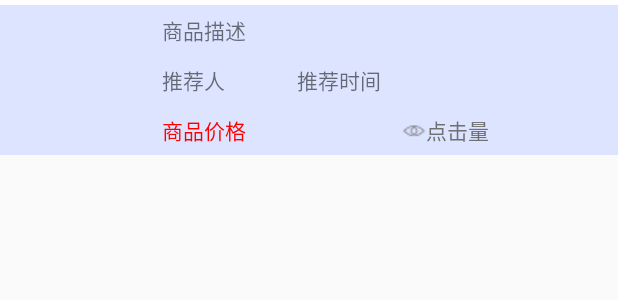
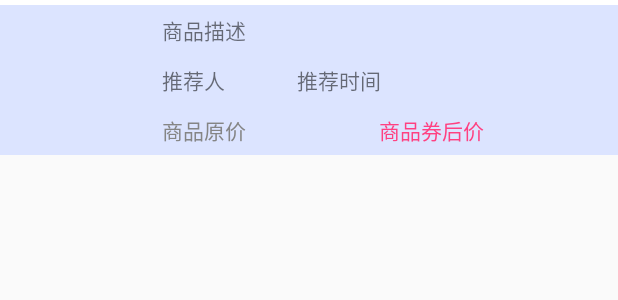
Before and after one commit to Xinglsx/Goods, an Android app: the layout item_goods.xml on its own in the app's theme, with its tools: preview values and no code run, on a phone screen of 412 x 824 dp. Shown: the top 300 px of the screen. Run offline under Robolectric (Android 15) with nearby library versions, the phone set to English and light mode, and no system bars.

Commit message:
增加在售价，修改显示

```diff
--- a/app/src/main/java/com/mingshu/goods/SettingsActivity.java
+++ b/app/src/main/java/com/mingshu/goods/SettingsActivity.java
@@ -54,7 +54,7 @@ public class SettingsActivity extends AppCompatActivity {
                 intent.putExtra("title","关于我们-闪荐");
                 String content = "<h3>关于我们</h3>\n";
                 content += "<p>我们不生产商品，也不销售商品，我们只推荐我们用着好的产品，我们只推荐性价比高的商品，我们只会给您带来便宜和便利！</p>\n";
-                content += "<p>我们的目标是净化微信朋友圈。淘宝客们把我们的朋友圈冲的乱七八糟，所以我们只能把淘宝客们请到《闪荐》中来分享商品。\n";
+                content += "<p>我们的目标是净化微信朋友圈。淘宝客们把我们的朋友圈冲的乱七八糟，所以我们只能把淘宝客们请到《闪荐》中来分享商品。</p>\n";
                 content += "<h3>成为特约用户</h3>\n";
                 content += "<h5><font color='#FF4081'>成为特约用户，即可分享自己的商品，如有需要请联系微信：ydxc608</font></h5>\n";
                 content += "<h3>商务合作</h3>\n";
--- a/app/src/main/java/com/mingshu/goods/UploadGoodsActivity.java
+++ b/app/src/main/java/com/mingshu/goods/UploadGoodsActivity.java
@@ -339,6 +339,12 @@ public class UploadGoodsActivity extends ScanBaseActivity{
                 binding.txtGoodsDescription.setText(content.substring(startIndex,endIndex));
             }
 
+            startIndex = content.indexOf("【在售价】") + 5;
+            endIndex = content.indexOf("【券后价】") - 2;
+            if(startIndex  >= 0 && endIndex > startIndex) {
+                binding.txtGoodsOldprice.setText("￥" + content.substring(startIndex, endIndex));
+            }
+
             startIndex = content.indexOf("【券后价】") + 5;
             endIndex = content.indexOf("【下单链接】") - 2;
             if(startIndex  >= 0 && endIndex > startIndex) {
--- a/app/src/main/res/layout/item_goods.xml
+++ b/app/src/main/res/layout/item_goods.xml
@@ -72,30 +72,40 @@
                     android:orientation="horizontal">
 
                     <TextView
-                        android:id="@+id/txt_goods_price_item"
-                        android:layout_width="160dp"
+                        android:id="@+id/txt_goods_oldprice_item"
+                        android:layout_weight="1"
+                        android:layout_width="wrap_content"
                         android:layout_height="wrap_content"
                         android:layout_gravity="center_vertical"
-                        android:text="商品价格"
-                        android:textColor="#FF0000"/>
+                        android:text="商品原价"
+                        android:textColor="@color/colorBtnGray"/>
 
-                    <LinearLayout
-                        android:layout_width="match_parent"
+                    <TextView
+                        android:id="@+id/txt_goods_price_item"
+                        android:layout_weight="1"
+                        android:layout_width="wrap_content"
                         android:layout_height="wrap_content"
-                        android:orientation="horizontal"
-                        android:layout_gravity="center_vertical">
-                        <ImageView
-                            android:layout_gravity="center"
-                            android:layout_width="wrap_content"
-                            android:layout_height="wrap_content"
-                            android:src="@drawable/image_clickcount"/>
-                        <TextView
-                            android:id="@+id/txt_clickcount_item"
-                            android:layout_width="wrap_content"
-                            android:layout_height="wrap_content"
-                            android:text="点击量"
-                            android:textColor="@color/colorGray"/>
-                    </LinearLayout>
+                        android:layout_gravity="center_vertical"
+                        android:text="商品券后价"
+                        android:textColor="@color/colorAccent"/>
+
+                    <!--<LinearLayout-->
+                        <!--android:layout_width="match_parent"-->
+                        <!--android:layout_height="wrap_content"-->
+                        <!--android:orientation="horizontal"-->
+                        <!--android:layout_gravity="center_vertical">-->
+                        <!--<ImageView-->
+                            <!--android:layout_gravity="center"-->
+                            <!--android:layout_width="wrap_content"-->
+                            <!--android:layout_height="wrap_content"-->
+                            <!--android:src="@drawable/image_clickcount"/>-->
+                        <!--<TextView-->
+                            <!--android:id="@+id/txt_clickcount_item"-->
+                            <!--android:layout_width="wrap_content"-->
+                            <!--android:layout_height="wrap_content"-->
+                            <!--android:text="点击量"-->
+                            <!--android:textColor="@color/colorGray"/>-->
+                    <!--</LinearLayout>-->
                 </LinearLayout>
 
             </LinearLayout>
```
Also changed, not shown: app/src/main/java/com/mingshu/goods/GoodsActivity.java (+11 -6 lines), app/src/main/java/com/mingshu/goods/models/GoodsInfo.java (+10 -0 lines), app/src/main/java/com/mingshu/goods/views/adapters/DataBindingAdapterGoods.java (+11 -4 lines), app/src/main/res/layout/activity_goods.xml (+30 -20 lines), app/src/main/res/layout/activity_upload_goods.xml (+28 -1 lines).
